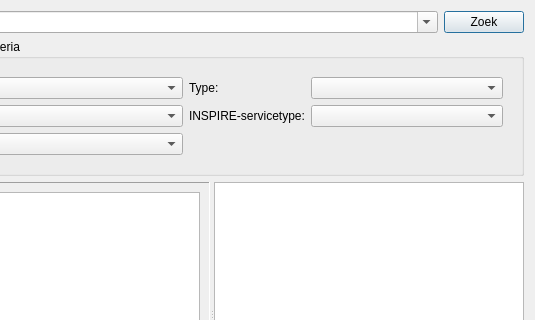
First picture: the form in ui_dataCatalog_dialog.ui, repository warrieka/inspireNL, before the edit; both pictures show x 136 to 671 and y 0 to 320 of the 671 by 539 pixel window.
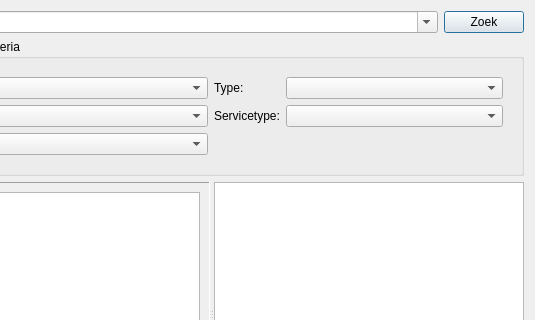
Second picture: the form after the edit. Icons and pictures are not drawn.

What changed in the file:
```diff
--- a/ui_dataCatalog_dialog.ui
+++ b/ui_dataCatalog_dialog.ui
@@ -199,7 +199,7 @@
             </sizepolicy>
            </property>
            <property name="text">
-            <string>INSPIRE-servicetype:</string>
+            <string>Servicetype:</string>
            </property>
           </widget>
          </item>
```
